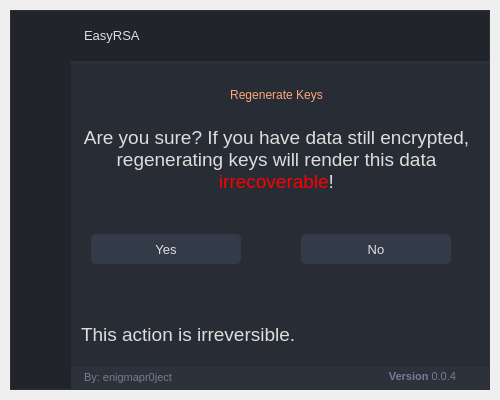
The window that UI/dangerZone_regenKeys.ui (ameasere/EasyRSA) describes before a commit, drawn with Qt 5.
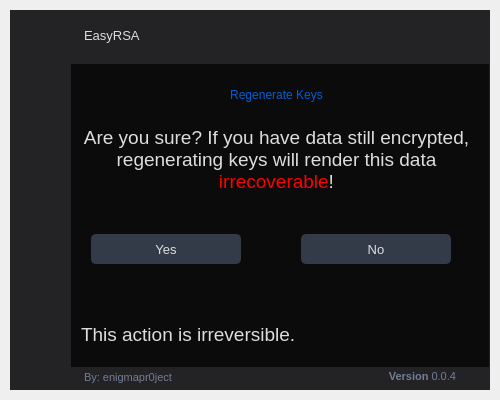
The same window after the commit. Icons and pictures are not drawn.

The edit to the form file:
```diff
--- a/UI/dangerZone_regenKeys.ui
+++ b/UI/dangerZone_regenKeys.ui
@@ -60,27 +60,27 @@
 
 /* /////////////////////////////////////////////////////////////////////////////////////////////////
 Bg App */
-#bgApp {	
-	background-color: rgb(40, 44, 52);
-	border: 1px solid rgb(44, 49, 58);
+#bgApp {
+	background-color: rgb(11,11,11);
+	border: 1px solid rgb(35,35,38);
 }
 
 /* /////////////////////////////////////////////////////////////////////////////////////////////////
 Left Menu */
-#leftMenuBg {	
-	background-color: rgb(33, 37, 43);
+#leftMenuBg {
+	background-color: rgb(35,35,38);
 }
 #topLogo {
-	background-color: rgb(33, 37, 43);
+	background-color: rgb(35,35,38);
 	background-image: url(:/images/images/images/RSA30x30.png);
 	background-position: center;
 	background-repeat: no-repeat;
 }
 #titleLeftApp { font: 63 12pt &quot;Segoe UI Semibold&quot;; }
-#titleLeftDescription { font: 8pt &quot;Segoe UI&quot;; color: rgb(249, 203, 147); }
+#titleLeftDescription { font: 8pt &quot;Segoe UI&quot;; color: rgb(32, 124, 245); }
 
 /* MENUS */
-#topMenu .QPushButton {	
+#topMenu .QPushButton {
 	background-position: left center;
     background-repeat: no-repeat;
 	border: none;
@@ -96,7 +96,7 @@
 	background-color: rgb(249, 203, 147);
 	color: rgb(255, 255, 255);
 }
-#bottomMenu .QPushButton {	
+#bottomMenu .QPushButton {
 	background-position: left center;
     background-repeat: no-repeat;
 	border: none;
@@ -113,7 +113,7 @@
 	color: rgb(255, 255, 255);
 }
 #leftMenuFrame{
-	border-top: 3px solid rgb(44, 49, 58);
+	border-top: 3px solid rgb(35,35,38);
 }
 
 /* Toggle Button */
@@ -140,11 +140,11 @@
 
 /* /////////////////////////////////////////////////////////////////////////////////////////////////
 Extra Tab */
-#extraLeftBox {	
-	background-color: rgb(44, 49, 58);
+#extraLeftBox {
+	background-color: rgb(35,35,38);
 }
 #extraTopBg {
-	background-color: rgb(249, 203, 147);
+	background-color: rgb(32, 124, 245);
 }
 
 /* Icon */
@@ -164,7 +164,7 @@
 
 /* Extra Content */
 #extraContent{
-	border-top: 3px solid rgb(40, 44, 52);
+	border-top: 3px solid rgb(11,11,11);
 }
 
 /* Extra Top Menus */
@@ -187,11 +187,11 @@
 
 /* /////////////////////////////////////////////////////////////////////////////////////////////////
 Content App */
-#contentTopBg{	
-	background-color: rgb(33, 37, 43);
+#contentTopBg{
+	background-color: rgb(35,35,38);
 }
 #contentBottom{
-	border-top: 3px solid rgb(44, 49, 58);
+	border-top: 3px solid rgb(35,35,38);
 }
 
 /* Top Buttons */
@@ -200,16 +200,16 @@
 #rightButtons .QPushButton:pressed { background-color: rgb(23, 26, 30); border-style: solid; border-radius: 4px; }
 
 /* Theme Settings */
-#extraRightBox { background-color: rgb(44, 49, 58); }
-#themeSettingsTopDetail { background-color: rgb(249, 203, 147); }
+#extraRightBox { background-color: rgb(35,35,38); }
+#themeSettingsTopDetail { background-color: rgb(32, 124, 245); }
 
 /* Bottom Bar */
-#bottomBar { background-color: rgb(44, 49, 58); }
+#bottomBar { background-color: rgb(35,35,38); }
 #bottomBar QLabel { font-size: 11px; color: rgb(113, 126, 149); padding-left: 10px; padding-right: 10px; padding-bottom: 2px; }
 
 /* CONTENT SETTINGS */
 /* MENUS */
-#contentSettings .QPushButton {	
+#contentSettings .QPushButton {
 	background-position: left center;
     background-repeat: no-repeat;
 	border: none;
@@ -228,11 +228,11 @@
 
 /* /////////////////////////////////////////////////////////////////////////////////////////////////
 QTableWidget */
-QTableWidget {	
+QTableWidget {
 	background-color: transparent;
 	padding: 10px;
 	border-radius: 5px;
-	gridline-color: rgb(44, 49, 58);
+	gridline-color: rgb(35,35,38);
 	border-bottom: 1px solid rgb(44, 49, 60);
 }
 QTableWidget::item{
@@ -242,23 +242,23 @@
 	gridline-color: rgb(44, 49, 60);
 }
 QTableWidget::item:selected{
-	background-color: rgb(249, 203, 147);
+	background-color: rgb(32, 124, 245);
 }
 QHeaderView::section{
-	background-color: rgb(33, 37, 43);
+	background-color: rgb(35,35,38);
 	max-width: 30px;
-	border: 1px solid rgb(44, 49, 58);
+	border: 1px solid rgb(35,35,38);
 	border-style: none;
     border-bottom: 1px solid rgb(44, 49, 60);
     border-right: 1px solid rgb(44, 49, 60);
 }
-QTableWidget::horizontalHeader {	
-	background-color: rgb(33, 37, 43);
+QTableWidget::horizontalHeader {
+	background-color: rgb(35,35,38);
 }
 QHeaderView::section:horizontal
 {
-    border: 1px solid rgb(33, 37, 43);
-	background-color: rgb(33, 37, 43);
+    border: 1px solid rgb(35,35,38);
+	background-color: rgb(35,35,38);
 	padding: 3px;
 	border-top-left-radius: 7px;
     border-top-right-radius: 7px;
@@ -271,12 +271,12 @@
 /* /////////////////////////////////////////////////////////////////////////////////////////////////
 LineEdit */
 QLineEdit {
-	background-color: rgb(33, 37, 43);
+	background-color: rgb(35,35,38);
 	border-radius: 5px;
-	border: 2px solid rgb(33, 37, 43);
+	border: 2px solid rgb(35,35,38);
 	padding-left: 10px;
 	selection-color: rgb(255, 255, 255);
-	selection-background-color: rgb(255, 166, 121);
+	selection-background-color: rgb(0,94,217);
 }
 QLineEdit:hover {
 	border: 2px solid rgb(64, 71, 88);
@@ -292,7 +292,7 @@
 	border-radius: 5px;
 	padding: 10px;
 	selection-color: rgb(255, 255, 255);
-	selection-background-color: rgb(255, 166, 121);
+	selection-background-color: rgb(0,94,217);
 }
 QPlainTextEdit  QScrollBar:vertical {
     width: 8px;
@@ -317,7 +317,7 @@
 	border-radius: 0px;
 }
 QScrollBar::handle:horizontal {
-    background: rgb(249, 203, 147);
+    background: rgb(32, 124, 245);
     min-width: 25px;
 	border-radius: 4px;
 }
@@ -354,8 +354,8 @@
     margin: 21px 0 21px 0;
 	border-radius: 0px;
  }
- QScrollBar::handle:vertical {	
-	background: rgb(249, 203, 147);
+ QScrollBar::handle:vertical {
+	background: rgb(32, 124, 245);
     min-height: 25px;
 	border-radius: 4px;
  }
@@ -399,7 +399,7 @@
 }
 QCheckBox::indicator:checked {
     background: 3px solid rgb(52, 59, 72);
-	border: 3px solid rgb(52, 59, 72);	
+	border: 3px solid rgb(52, 59, 72);
 	background-image: url(:/icons/images/icons/cil-check-alt.png);
 }
 
@@ -417,7 +417,7 @@
 }
 QRadioButton::indicator:checked {
     background: 3px solid rgb(94, 106, 130);
-	border: 3px solid rgb(52, 59, 72);	
+	border: 3px solid rgb(52, 59, 72);
 }
 
 /* /////////////////////////////////////////////////////////////////////////////////////////////////
@@ -425,7 +425,7 @@
 QComboBox{
 	background-color: rgb(27, 29, 35);
 	border-radius: 5px;
-	border: 2px solid rgb(33, 37, 43);
+	border: 2px solid rgb(35,35,38);
 	padding: 5px;
 	padding-left: 10px;
 }
@@ -435,19 +435,19 @@
 QComboBox::drop-down {
 	subcontrol-origin: padding;
 	subcontrol-position: top right;
-	width: 25px; 
+	width: 25px;
 	border-left-width: 3px;
 	border-left-color: rgba(39, 44, 54, 150);
 	border-left-style: solid;
 	border-top-right-radius: 3px;
-	border-bottom-right-radius: 3px;	
+	border-bottom-right-radius: 3px;
 	background-image: url(:/icons/images/icons/cil-arrow-bottom.png);
 	background-position: center;
 	background-repeat: no-repeat;
  }
 QComboBox QAbstractItemView {
-	color: rgb(255, 166, 121);
-	background-color: rgb(33, 37, 43);
+	color: rgb(0,94,217);
+	background-color: rgb(35,35,38);
 	padding: 10px;
 	selection-background-color: rgb(39, 44, 54);
 }
@@ -464,7 +464,7 @@
 	background-color: rgb(55, 62, 76);
 }
 QSlider::handle:horizontal {
-    background-color: rgb(249, 203, 147);
+    background-color: rgb(32, 124, 245);
     border: none;
     height: 10px;
     width: 10px;
@@ -488,7 +488,7 @@
 	background-color: rgb(55, 62, 76);
 }
 QSlider::handle:vertical {
-    background-color: rgb(249, 203, 147);
+    background-color: rgb(32, 124, 245);
 	border: none;
     height: 10px;
     width: 10px;
@@ -504,8 +504,8 @@
 
 /* /////////////////////////////////////////////////////////////////////////////////////////////////
 CommandLinkButton */
-QCommandLinkButton {	
-	color: rgb(255, 166, 121);
+QCommandLinkButton {
+	color: rgb(0,94,217);
 	border-radius: 5px;
 	padding: 5px;
 }
@@ -522,7 +522,7 @@
 Button */
 #pagesContainer QPushButton {
 	border: 2px solid rgb(52, 59, 72);
-	border-radius: 5px;	
+	border-radius: 5px;
 	background-color: rgb(52, 59, 72);
 }
 #pagesContainer QPushButton:hover {
@@ -532,11 +532,7 @@
 #pagesContainer QPushButton:pressed {	
 	background-color: rgb(35, 40, 49);
 	border: 2px solid rgb(43, 50, 61);
-}
-
-
-
-</string>
+}</string>
    </property>
    <layout class="QVBoxLayout" name="appMargins">
     <property name="spacing">
@@ -1047,7 +1043,7 @@
                         </rect>
                        </property>
                        <property name="styleSheet">
-                        <string notr="true">font: 14pt &quot;Segoe UI&quot;; color: rgb(255, 166, 121);</string>
+                        <string notr="true">font: 14pt &quot;Segoe UI&quot;;color: rgb(0,94,217);</string>
                        </property>
                        <property name="lineWidth">
                         <number>1</number>
```
Left out of the diff: 50 changed lines with no effect on the pictures.
